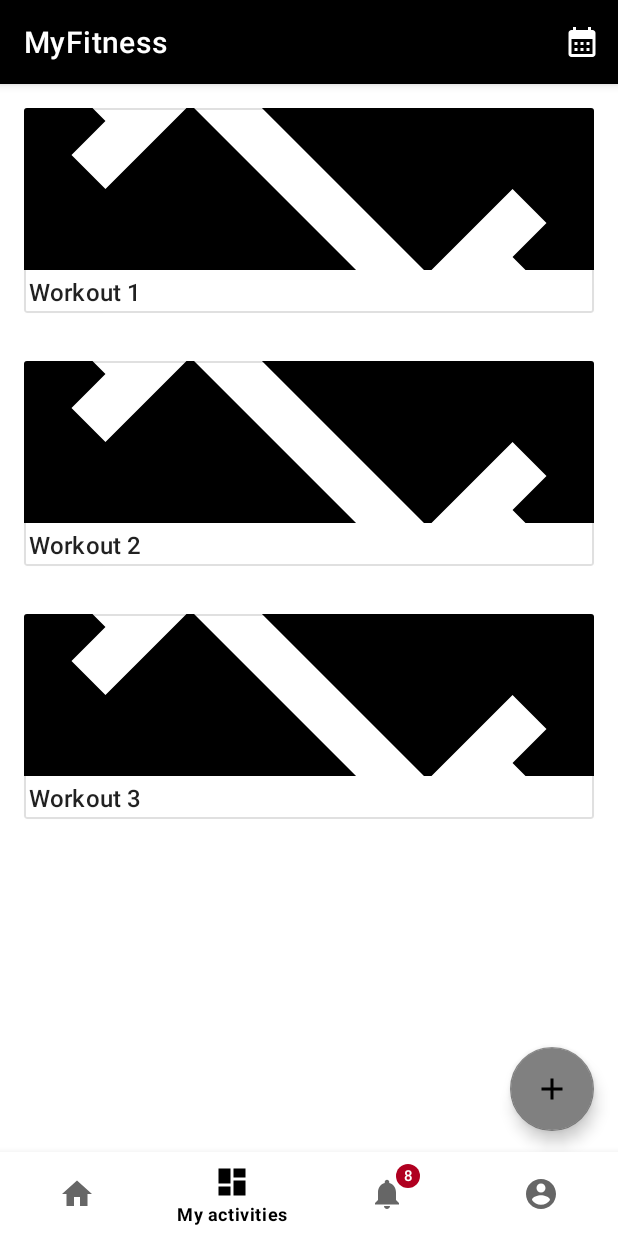
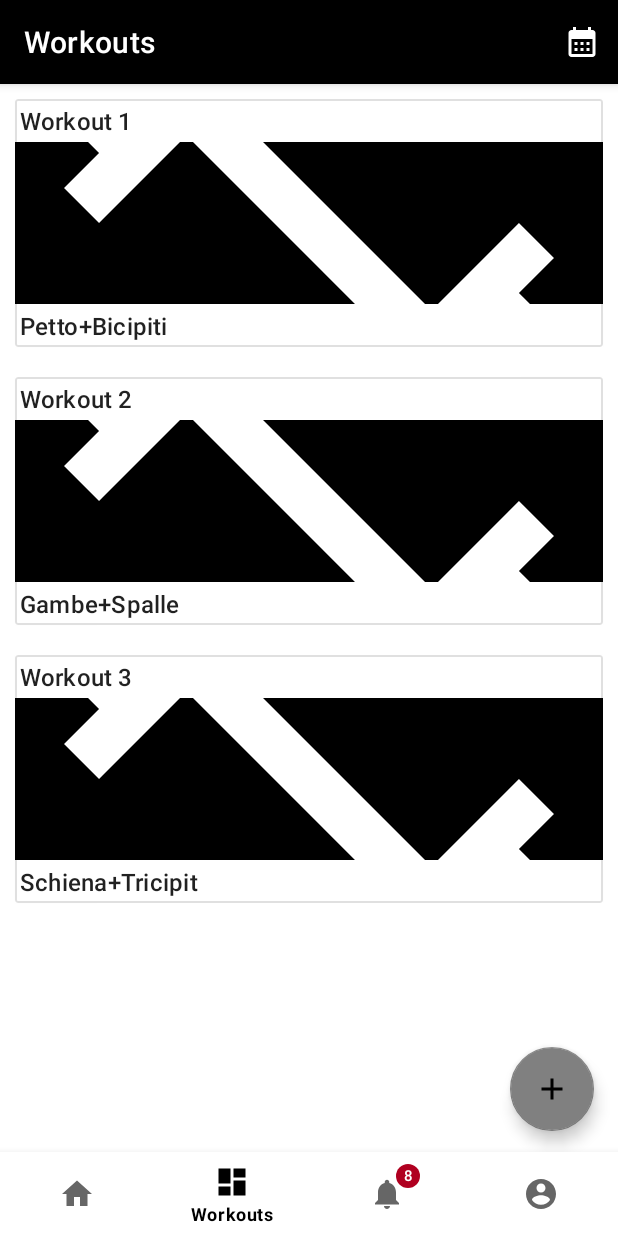
Before and after one commit to RiccardoLeonelli2000/MobileProject, an Android app: the fragment AddWorkoutFragment placed in its activity, item 2 of the bottom bar chosen, on a phone screen of 412 x 824 dp. Run offline under Robolectric (Android 15) with nearby library versions, the phone set to English and light mode, and no system bars.

Commit message:
Toolbar personalizzata a seconda del fragment con setToolBar in Utilities

```diff
--- a/app/src/main/java/com/example/myfitnessapp/AddWorkoutFragment.java
+++ b/app/src/main/java/com/example/myfitnessapp/AddWorkoutFragment.java
@@ -1,12 +1,15 @@
 package com.example.myfitnessapp;
 
+import android.app.Activity;
 import android.os.Bundle;
+import android.util.Log;
 import android.view.LayoutInflater;
 import android.view.View;
 import android.view.ViewGroup;
 
 import androidx.annotation.NonNull;
 import androidx.annotation.Nullable;
+import androidx.appcompat.app.AppCompatActivity;
 import androidx.fragment.app.Fragment;
 
 public class AddWorkoutFragment extends Fragment {
@@ -15,4 +18,18 @@ public class AddWorkoutFragment extends Fragment {
     public View onCreateView(@NonNull LayoutInflater inflater, @Nullable ViewGroup container, @Nullable Bundle savedInstanceState) {
         return inflater.inflate(R.layout.add_workout, container,false);
     }
+
+    @Override
+    public void onViewCreated(@NonNull View view, @Nullable Bundle savedInstanceState) {
+        super.onViewCreated(view, savedInstanceState);
+
+        final Activity activity = getActivity();
+        if (activity != null){
+            Utilities.setUpToolbar((AppCompatActivity) activity, getString(R.string.title_addWorkout));
+        }
+        else {
+            Log.e("AddWorkoutFragment", "Activity null");
+        }
+
+    }
 }
--- a/app/src/main/java/com/example/myfitnessapp/HomeFragment.java
+++ b/app/src/main/java/com/example/myfitnessapp/HomeFragment.java
@@ -9,6 +9,7 @@ import android.view.ViewGroup;
 
 import androidx.annotation.NonNull;
 import androidx.annotation.Nullable;
+import androidx.appcompat.app.AppCompatActivity;
 import androidx.fragment.app.Fragment;
 import androidx.recyclerview.widget.RecyclerView;
 
@@ -33,6 +34,7 @@ public class HomeFragment extends Fragment {
 
         final Activity activity = getActivity();
         if (activity != null){
+            Utilities.setUpToolbar((AppCompatActivity) activity, getString(R.string.app_name));
             setRecyclerView(getActivity());
         }
         else {
@@ -46,8 +48,8 @@ public class HomeFragment extends Fragment {
         recyclerView.setHasFixedSize(true);
 
         List<WorkoutItem> list = new ArrayList<>();
-        list.add(new WorkoutItem("ic_baseline_android_24", "Le Tue Attività"));
-        list.add(new WorkoutItem("ic_baseline_android_24", "Calendario"));
+        list.add(new WorkoutItem("card 1", "ic_baseline_android_24", "Le Tue Attività"));
+        list.add(new WorkoutItem("card 2", "ic_baseline_android_24", "Calendario"));
 
         this.adapter = new WorkoutAdapter(list, activity);
         recyclerView.setAdapter(this.adapter);
--- a/app/src/main/java/com/example/myfitnessapp/MainActivity.java
+++ b/app/src/main/java/com/example/myfitnessapp/MainActivity.java
@@ -17,7 +17,7 @@ public class MainActivity extends AppCompatActivity {
     BottomNavigationView bottomNavigationView;
 
     HomeFragment homeFragment = new HomeFragment();
-    ActivitiesFragment activitiesFragment = new ActivitiesFragment();
+    WorkoutsFragment workoutsFragment = new WorkoutsFragment();
     NotificationsFragment notificationsFragment = new NotificationsFragment();
     ProfileFragment profileFragment = new ProfileFragment();
 
@@ -42,8 +42,8 @@ public class MainActivity extends AppCompatActivity {
                     case R.id.navigation_home:
                         getSupportFragmentManager().beginTransaction().replace(R.id.fragment_container_view, homeFragment).commit();
                         return true;
-                    case R.id.navigation_activities:
-                        getSupportFragmentManager().beginTransaction().replace(R.id.fragment_container_view, activitiesFragment).commit();
+                    case R.id.navigation_workouts:
+                        getSupportFragmentManager().beginTransaction().replace(R.id.fragment_container_view, workoutsFragment).commit();
                         return true;
                     case R.id.navigation_notifications:
                         getSupportFragmentManager().beginTransaction().replace(R.id.fragment_container_view, notificationsFragment).commit();
--- a/app/src/main/java/com/example/myfitnessapp/NotificationsFragment.java
+++ b/app/src/main/java/com/example/myfitnessapp/NotificationsFragment.java
@@ -1,12 +1,15 @@
 package com.example.myfitnessapp;
 
+import android.app.Activity;
 import android.os.Bundle;
+import android.util.Log;
 import android.view.LayoutInflater;
 import android.view.View;
 import android.view.ViewGroup;
 
 import androidx.annotation.NonNull;
 import androidx.annotation.Nullable;
+import androidx.appcompat.app.AppCompatActivity;
 import androidx.fragment.app.Fragment;
 
 public class NotificationsFragment extends Fragment {
@@ -19,5 +22,13 @@ public class NotificationsFragment extends Fragment {
     @Override
     public void onViewCreated(@NonNull View view, @Nullable Bundle savedInstanceState) {
         super.onViewCreated(view, savedInstanceState);
+
+        final Activity activity = getActivity();
+        if (activity != null){
+            Utilities.setUpToolbar((AppCompatActivity) activity, getString(R.string.title_notifications));
+        }
+        else {
+            Log.e("NotificationsFragment", "Activity null");
+        }
     }
 }
--- a/app/src/main/java/com/example/myfitnessapp/ProfileFragment.java
+++ b/app/src/main/java/com/example/myfitnessapp/ProfileFragment.java
@@ -1,13 +1,16 @@
 package com.example.myfitnessapp;
 
 
+import android.app.Activity;
 import android.os.Bundle;
+import android.util.Log;
 import android.view.LayoutInflater;
 import android.view.View;
 import android.view.ViewGroup;
 
 import androidx.annotation.NonNull;
 import androidx.annotation.Nullable;
+import androidx.appcompat.app.AppCompatActivity;
 import androidx.fragment.app.Fragment;
 
 public class ProfileFragment extends Fragment {
@@ -20,5 +23,13 @@ public class ProfileFragment extends Fragment {
     @Override
     public void onViewCreated(@NonNull View view, @Nullable Bundle savedInstanceState) {
         super.onViewCreated(view, savedInstanceState);
+
+        final Activity activity = getActivity();
+        if (activity != null){
+            Utilities.setUpToolbar((AppCompatActivity) activity, getString(R.string.title_profile));
+        }
+        else {
+            Log.e("ProfileFragment", "Activity null");
+        }
     }
 }
--- a/app/src/main/java/com/example/myfitnessapp/RecyclerView/WorkoutAdapter.java
+++ b/app/src/main/java/com/example/myfitnessapp/RecyclerView/WorkoutAdapter.java
@@ -28,7 +28,7 @@ public class WorkoutAdapter extends RecyclerView.Adapter<WorkoutViewHolder> {
     @NonNull
     @Override
     public WorkoutViewHolder onCreateViewHolder(@NonNull ViewGroup parent, int viewType) {
-        View layoutView = LayoutInflater.from(parent.getContext()).inflate(R.layout.card_home_layout, parent, false);
+        View layoutView = LayoutInflater.from(parent.getContext()).inflate(R.layout.card_workout_layout, parent, false);
 
         return new WorkoutViewHolder(layoutView);
     }
@@ -36,7 +36,8 @@ public class WorkoutAdapter extends RecyclerView.Adapter<WorkoutViewHolder> {
     @Override
     public void onBindViewHolder(@NonNull WorkoutViewHolder holder, int position) {
         WorkoutItem currentWorkoutItem = workoutItemList.get(position);
-        holder.textView.setText(currentWorkoutItem.getDescription());
+        holder.titleView.setText(currentWorkoutItem.getTitle());
+        holder.descriptionView.setText(currentWorkoutItem.getDescription());
 
         String image = currentWorkoutItem.getImageResource();
         if (image.contains("ic_")){
--- a/app/src/main/java/com/example/myfitnessapp/RecyclerView/WorkoutViewHolder.java
+++ b/app/src/main/java/com/example/myfitnessapp/RecyclerView/WorkoutViewHolder.java
@@ -11,12 +11,14 @@ import com.example.myfitnessapp.R;
 
 public class WorkoutViewHolder extends RecyclerView.ViewHolder {
 
+    TextView titleView;
     ImageView imageView;
-    TextView textView;
+    TextView descriptionView;
 
     public WorkoutViewHolder(@NonNull View itemView) {
         super(itemView);
-        imageView = itemView.findViewById(R.id.card_imageview);
-        textView = itemView.findViewById(R.id.card_textview);
+        titleView = itemView.findViewById(R.id.workout_title_textview);
+        imageView = itemView.findViewById(R.id.workout_imageview);
+        descriptionView = itemView.findViewById(R.id.workout_description_textview);
     }
 }
--- a/app/src/main/java/com/example/myfitnessapp/WorkoutItem.java
+++ b/app/src/main/java/com/example/myfitnessapp/WorkoutItem.java
@@ -1,10 +1,12 @@
 package com.example.myfitnessapp;
 
 public class WorkoutItem {
+    private String title;
     private String imageResource;
     private String description;
 
-    public WorkoutItem(String imageResource, String description){
+    public WorkoutItem(String title,String imageResource, String description){
+        this.title = title;
         this.imageResource = imageResource;
         this.description = description;
     }
@@ -13,6 +15,8 @@ public class WorkoutItem {
         return imageResource;
     }
 
+    public  String getTitle() { return title; }
+
     public String getDescription() {
         return description;
     }
--- a/app/src/main/java/com/example/myfitnessapp/ActivitiesFragment.java
+++ b/app/src/main/java/com/example/myfitnessapp/WorkoutsFragment.java
@@ -19,14 +19,14 @@ import com.google.android.material.floatingactionbutton.FloatingActionButton;
 import java.util.ArrayList;
 import java.util.List;
 
-public class ActivitiesFragment extends Fragment {
+public class WorkoutsFragment extends Fragment {
 
     private WorkoutAdapter adapter;
 
     @Nullable
     @Override
     public View onCreateView(@NonNull LayoutInflater inflater, @Nullable ViewGroup container, @Nullable Bundle savedInstanceState) {
-        return inflater.inflate(R.layout.activities, container, false);
+        return inflater.inflate(R.layout.workouts, container, false);
     }
 
     @Override
@@ -34,8 +34,11 @@ public class ActivitiesFragment extends Fragment {
         super.onViewCreated(view, savedInstanceState);
 
         final Activity activity = getActivity();
+
         if (activity != null){
+
             setRecyclerView(getActivity());
+            Utilities.setUpToolbar((AppCompatActivity) activity, getString(R.string.title_workouts));
 
             FloatingActionButton floatingActionButton = view.findViewById(R.id.fab_add);
             floatingActionButton.setOnClickListener(new View.OnClickListener() {
@@ -47,19 +50,19 @@ public class ActivitiesFragment extends Fragment {
             });
         }
         else {
-            Log.e("ActivitiesFragment", "Activity null");
+            Log.e("WorkoutsFragment", "Activity null");
         }
     }
 
 
     private void setRecyclerView(final Activity activity){
-        RecyclerView recyclerView = activity.findViewById(R.id.recycler_view_activities);
+        RecyclerView recyclerView = activity.findViewById(R.id.recycler_view_workouts);
         recyclerView.setHasFixedSize(true);
 
         List<WorkoutItem> list = new ArrayList<>();
-        list.add(new WorkoutItem("ic_baseline_fitness_center_24", "Workout 1"));
-        list.add(new WorkoutItem("ic_baseline_fitness_center_24", "Workout 2"));
-        list.add(new WorkoutItem("ic_baseline_fitness_center_24", "Workout 3"));
+        list.add(new WorkoutItem("Workout 1", "ic_baseline_fitness_center_24", "Petto+Bicipiti"));
+        list.add(new WorkoutItem("Workout 2","ic_baseline_fitness_center_24", "Gambe+Spalle"));
+        list.add(new WorkoutItem("Workout 3","ic_baseline_fitness_center_24", "Schiena+Tricipit"));
 
         this.adapter = new WorkoutAdapter(list, activity);
         recyclerView.setAdapter(this.adapter);
--- a/app/src/main/res/layout/card_home_layout.xml
+++ b/app/src/main/res/layout/card_workout_layout.xml
@@ -5,7 +5,7 @@
     android:layout_width="match_parent"
     android:layout_height="wrap_content"
     android:id="@+id/single_card"
-    android:layout_margin="16dp"
+    android:layout_margin="10dp"
     app:cardBackgroundColor="@color/white"
     app:cardCornerRadius="@dimen/cardview_default_radius"
     app:strokeWidth="1dp"
@@ -17,8 +17,16 @@
         android:layout_height="match_parent"
         android:orientation="vertical">
 
+        <TextView
+            android:id="@+id/workout_title_textview"
+            android:layout_width="match_parent"
+            android:layout_height="wrap_content"
+            android:text="@string/place_title"
+            android:layout_margin="3dp"
+            android:textAppearance="@style/TextAppearance.Material3.TitleMedium"/>
+
         <ImageView
-            android:id="@+id/card_imageview"
+            android:id="@+id/workout_imageview"
             android:layout_width="match_parent"
             android:layout_height="108dp"
             android:background="@color/black"
@@ -27,7 +35,7 @@
             android:contentDescription="@string/image_home" />
 
         <TextView
-            android:id="@+id/card_textview"
+            android:id="@+id/workout_description_textview"
             android:layout_width="match_parent"
             android:layout_height="wrap_content"
             android:text="@string/place_title"
--- a/app/src/main/res/layout/home.xml
+++ b/app/src/main/res/layout/home.xml
@@ -13,7 +13,7 @@
         android:layout_marginTop="0dp"
         android:layout_marginBottom="40dp"
         app:layoutManager="androidx.recyclerview.widget.LinearLayoutManager"
-        tools:listitem="@layout/card_home_layout"
+        tools:listitem="@layout/card_workout_layout"
         />
 
 </androidx.constraintlayout.widget.ConstraintLayout>
--- a/app/src/main/res/layout/activities.xml
+++ b/app/src/main/res/layout/workouts.xml
@@ -8,12 +8,11 @@
     <androidx.recyclerview.widget.RecyclerView
         android:layout_width="match_parent"
         android:layout_height="match_parent"
-        android:id="@+id/recycler_view_activities"
+        android:id="@+id/recycler_view_workouts"
         android:layout_marginTop="0dp"
         android:layout_marginBottom="40dp"
         app:layoutManager="androidx.recyclerview.widget.LinearLayoutManager"
-        tools:listitem="@layout/card_home_layout"
-        />
+        tools:listitem="@layout/card_workout_layout" />
 
     <include layout="@layout/fab_add"/>
 
--- a/app/src/main/res/menu/bottom_nav_menu.xml
+++ b/app/src/main/res/menu/bottom_nav_menu.xml
@@ -9,9 +9,9 @@
         app:showAsAction="ifRoom"/>
 
     <item
-        android:id="@+id/navigation_activities"
+        android:id="@+id/navigation_workouts"
         android:icon="@drawable/ic_dashboard_black_24dp"
-        android:title="@string/title_activities"
+        android:title="@string/title_workouts"
         app:showAsAction="ifRoom"/>
 
     <item
@@ -23,7 +23,7 @@
     <item
         android:id="@+id/navigation_profile"
         android:icon="@drawable/ic_baseline_account_circle_24"
-        android:title="@string/profile"
+        android:title="@string/title_profile"
         app:showAsAction="ifRoom"/>
 
 </menu>
--- a/app/src/main/res/values/strings.xml
+++ b/app/src/main/res/values/strings.xml
@@ -3,9 +3,10 @@
     <string name="image_home" translatable="false" />
     <string name="place_title" translatable="false" />
     <string name="title_home_navbar" translatable="false">Home</string>
-    <string name="title_activities">My activities</string>
+    <string name="title_workouts">Workouts</string>
     <string name="title_notifications">Notifications</string>
-    <string name="profile">Profile</string>
+    <string name="title_profile">Profile</string>
     <string name="calendar">Calendar</string>
     <string name="add_new_workout">New workout</string>
+    <string name="title_addWorkout">Add Workout</string>
 </resources>
```
Also changed, not shown: 1 other file.
